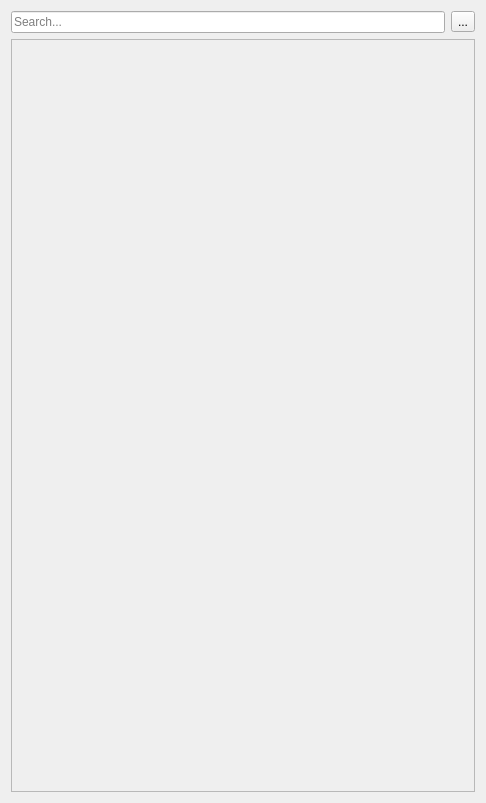
First picture: the form in popup_menu/popup_menu.ui, repository dertwist/Hammer5Tools, before the edit.
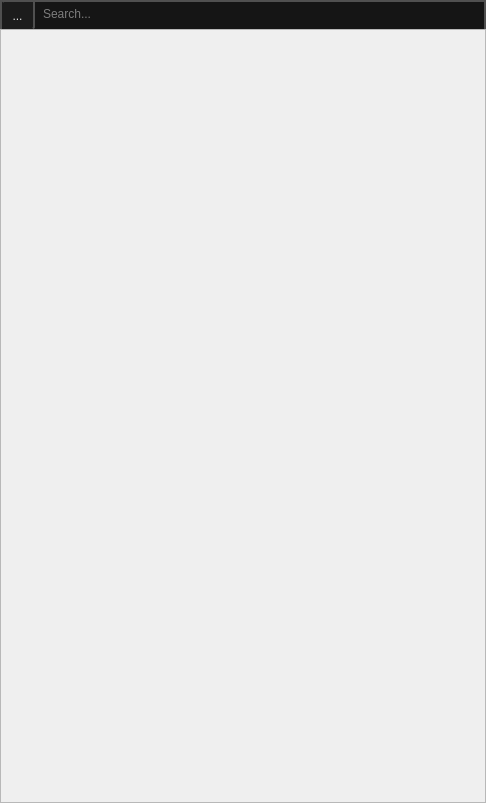
Second picture: the form after the edit. Icons and pictures are not drawn.

```diff
--- a/popup_menu/popup_menu.ui
+++ b/popup_menu/popup_menu.ui
@@ -13,21 +13,103 @@
   <property name="windowTitle">
    <string>Form</string>
   </property>
+  <property name="whatsThis">
+   <string>&lt;html&gt;&lt;head/&gt;&lt;body&gt;&lt;pre style=&quot;-qt-paragraph-type:empty; margin-top:0px; margin-bottom:0px; margin-left:0px; margin-right:0px; -qt-block-indent:0; text-indent:0px; font-family:'Courier New'; background-color:#1f1f1f;&quot;&gt;&lt;br/&gt;&lt;/pre&gt;&lt;/body&gt;&lt;/html&gt;</string>
+  </property>
+  <property name="styleSheet">
+   <string notr="true"/>
+  </property>
   <layout class="QVBoxLayout" name="verticalLayout">
+   <property name="spacing">
+    <number>0</number>
+   </property>
+   <property name="leftMargin">
+    <number>0</number>
+   </property>
+   <property name="topMargin">
+    <number>0</number>
+   </property>
+   <property name="rightMargin">
+    <number>0</number>
+   </property>
+   <property name="bottomMargin">
+    <number>0</number>
+   </property>
    <item>
+    <widget class="QWidget" name="horizontalWidget" native="true">
+     <property name="maximumSize">
+      <size>
+       <width>16777215</width>
+       <height>30</height>
+      </size>
+     </property>
+     <property name="styleSheet">
+      <string notr="true">QWidget  {
+    background-color: #151515;
+    outline: none;
+	border:2px solid black;
+	border-bottom:0px solid black;
+	border-radius: 0px;
+	border-color: rgba(80, 80, 80, 255);
+}</string>
+     </property>
     <layout class="QHBoxLayout" name="horizontalLayout">
+      <property name="spacing">
+       <number>6</number>
+      </property>
+      <property name="leftMargin">
+       <number>2</number>
+      </property>
+      <property name="topMargin">
+       <number>0</number>
+      </property>
+      <property name="rightMargin">
+       <number>2</number>
+      </property>
+      <property name="bottomMargin">
+       <number>0</number>
+      </property>
      <item>
-      <widget class="QLineEdit" name="lineEdit">
-       <property name="placeholderText">
-        <string>Search...</string>
-       </property>
-       <property name="clearButtonEnabled">
+       <widget class="QToolButton" name="toolButton_2">
+        <property name="enabled">
         <bool>false</bool>
        </property>
-      </widget>
-     </item>
-     <item>
-      <widget class="QToolButton" name="toolButton">
+        <property name="styleSheet">
+         <string notr="true">QToolButton {
+    font: 700 10pt &quot;Segoe UI&quot;;
+    border: 2px solid black;
+	border-bottom: 0px solid black;
+	border-left: 0px solid black;
+    border-radius: 2px;
+    border-color: rgba(80, 80, 80, 255);
+    height:16px;
+	width:16px;
+    padding: 4px;
+    padding-left: 6px;
+    padding-right: 6px;
+    color: #E3E3E3;
+    background-color: #1C1C1C;
+}
+QToolButton:hover {
+    background-color: #414956;
+    color: white;
+}
+QToolButton:pressed {
+    background-color: #1C1C1C;
+    padding: 4px;
+    padding-left: 6px;
+    padding-right: 6px;
+    height:16px;
+	width:16px;
+    margin:  0px;
+    margin-left: 0px;
+    margin-right: 0px;
+	font: 700 10pt &quot;Sego&quot;;
+
+}
+
+</string>
+        </property>
        <property name="text">
         <string>...</string>
        </property>
@@ -42,17 +124,57 @@
         </size>
        </property>
        <property name="checkable">
-        <bool>true</bool>
+         <bool>false</bool>
        </property>
        <property name="checked">
         <bool>false</bool>
        </property>
+        <property name="popupMode">
+         <enum>QToolButton::DelayedPopup</enum>
+        </property>
+       </widget>
+      </item>
+      <item>
+       <widget class="QLineEdit" name="lineEdit">
+        <property name="styleSheet">
+         <string notr="true">QLineEdit {
+    border: 0px solid #CCCCCC;
+    border-radius: 0px;
+    color: #E3E3E3;
+	font: 700 10pt &quot;Segoe UI&quot;;
+margin: 0px;
+padding: 0px;
+padding-top: 0px;
+padding-bottom: 0px;
+        border-color: rgba(80, 80, 80, 255);
+height:22px;
+}
+QLineEdit:focus {
+
+}
+QLineEdit::selection {
+    color: white;
+}</string>
+        </property>
+        <property name="placeholderText">
+         <string>Search...</string>
+        </property>
+        <property name="clearButtonEnabled">
+         <bool>false</bool>
+        </property>
       </widget>
      </item>
     </layout>
+    </widget>
    </item>
    <item>
     <widget class="QScrollArea" name="scrollArea">
+     <property name="styleSheet">
+      <string notr="true"/>
+     </property>
+     <property name="lineWidth">
+      <number>0</number>
+     </property>
      <property name="widgetResizable">
       <bool>true</bool>
      </property>
@@ -61,11 +183,29 @@
        <rect>
         <x>0</x>
         <y>0</y>
-        <width>466</width>
-        <height>748</height>
+        <width>484</width>
+        <height>772</height>
        </rect>
       </property>
-      <layout class="QVBoxLayout" name="verticalLayout_3"/>
+      <property name="styleSheet">
+       <string notr="true">QWidget  {
+	border:0px solid gray;
+}</string>
+      </property>
+      <layout class="QVBoxLayout" name="verticalLayout_3">
+       <property name="leftMargin">
+        <number>2</number>
+       </property>
+       <property name="topMargin">
+        <number>2</number>
+       </property>
+       <property name="rightMargin">
+        <number>2</number>
+       </property>
+       <property name="bottomMargin">
+        <number>2</number>
+       </property>
+      </layout>
      </widget>
     </widget>
    </item>
```
Left out of the diff: 2 changed lines with no effect on the pictures. Lines whose indentation alone changed are shown as unchanged.
